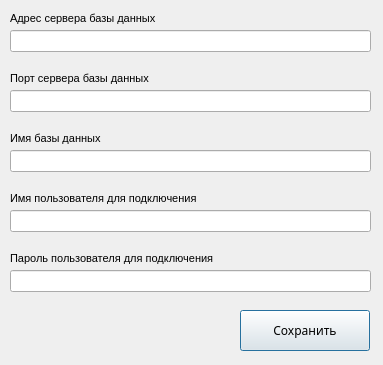
The window that src/gui/db_connection_dialog.ui (Comanda-A/DXF-PostGIS-Converter) describes before a commit, drawn with Qt 5.
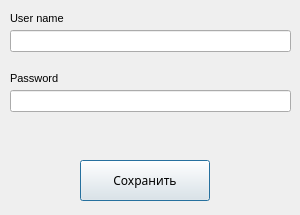
The same window after the commit.

What changed in the file:
```diff
--- a/src/gui/db_connection_dialog.ui
+++ b/src/gui/db_connection_dialog.ui
@@ -6,8 +6,8 @@
    <rect>
     <x>0</x>
     <y>0</y>
-    <width>383</width>
-    <height>365</height>
+    <width>300</width>
+    <height>215</height>
    </rect>
   </property>
   <property name="windowTitle">
@@ -17,7 +17,7 @@
    <property name="geometry">
     <rect>
      <x>10</x>
-     <y>190</y>
+     <y>10</y>
      <width>231</width>
      <height>16</height>
     </rect>
@@ -28,15 +28,15 @@
     </font>
    </property>
    <property name="text">
-    <string>Имя пользователя для подключения</string>
+    <string>User name</string>
    </property>
   </widget>
   <widget class="QLineEdit" name="userLineEdit">
    <property name="geometry">
     <rect>
      <x>10</x>
-     <y>210</y>
-     <width>361</width>
+     <y>30</y>
+     <width>281</width>
      <height>22</height>
     </rect>
    </property>
@@ -44,8 +44,8 @@
   <widget class="QPushButton" name="saveButton">
    <property name="geometry">
     <rect>
-     <x>240</x>
-     <y>310</y>
+     <x>80</x>
+     <y>160</y>
      <width>130</width>
      <height>41</height>
     </rect>
@@ -59,67 +59,11 @@
     <string>Сохранить</string>
    </property>
   </widget>
-  <widget class="QLineEdit" name="hostLineEdit">
-   <property name="geometry">
-    <rect>
-     <x>10</x>
-     <y>30</y>
-     <width>361</width>
-     <height>22</height>
-    </rect>
-   </property>
-  </widget>
-  <widget class="QLabel" name="portLineLabel">
-   <property name="geometry">
-    <rect>
-     <x>10</x>
-     <y>70</y>
-     <width>181</width>
-     <height>16</height>
-    </rect>
-   </property>
-   <property name="font">
-    <font>
-     <pointsize>8</pointsize>
-    </font>
-   </property>
-   <property name="text">
-    <string>Порт сервера базы данных</string>
-   </property>
-  </widget>
-  <widget class="QLineEdit" name="databaseLineEdit">
-   <property name="geometry">
-    <rect>
-     <x>10</x>
-     <y>150</y>
-     <width>361</width>
-     <height>22</height>
-    </rect>
-   </property>
-  </widget>
-  <widget class="QLabel" name="databaseLinelabel">
-   <property name="geometry">
-    <rect>
-     <x>10</x>
-     <y>130</y>
-     <width>181</width>
-     <height>16</height>
-    </rect>
-   </property>
-   <property name="font">
-    <font>
-     <pointsize>8</pointsize>
-    </font>
-   </property>
-   <property name="text">
-    <string>Имя базы данных</string>
-   </property>
-  </widget>
   <widget class="QLabel" name="passwordLinelabel">
    <property name="geometry">
     <rect>
      <x>10</x>
-     <y>250</y>
+     <y>70</y>
      <width>251</width>
      <height>16</height>
     </rect>
@@ -130,43 +74,15 @@
     </font>
    </property>
    <property name="text">
-    <string>Пароль пользователя для подключения</string>
+    <string>Password</string>
    </property>
   </widget>
   <widget class="QLineEdit" name="passwordLineEdit">
    <property name="geometry">
     <rect>
      <x>10</x>
-     <y>270</y>
-     <width>361</width>
-     <height>22</height>
-    </rect>
-   </property>
-  </widget>
-  <widget class="QLabel" name="hostLineLabel">
-   <property name="geometry">
-    <rect>
-     <x>10</x>
-     <y>10</y>
-     <width>181</width>
-     <height>16</height>
-    </rect>
-   </property>
-   <property name="font">
-    <font>
-     <pointsize>8</pointsize>
-    </font>
-   </property>
-   <property name="text">
-    <string>Адрес сервера базы данных</string>
-   </property>
-  </widget>
-  <widget class="QLineEdit" name="portLineEdit">
-   <property name="geometry">
-    <rect>
-     <x>10</x>
      <y>90</y>
-     <width>361</width>
+     <width>281</width>
      <height>22</height>
     </rect>
    </property>
```
